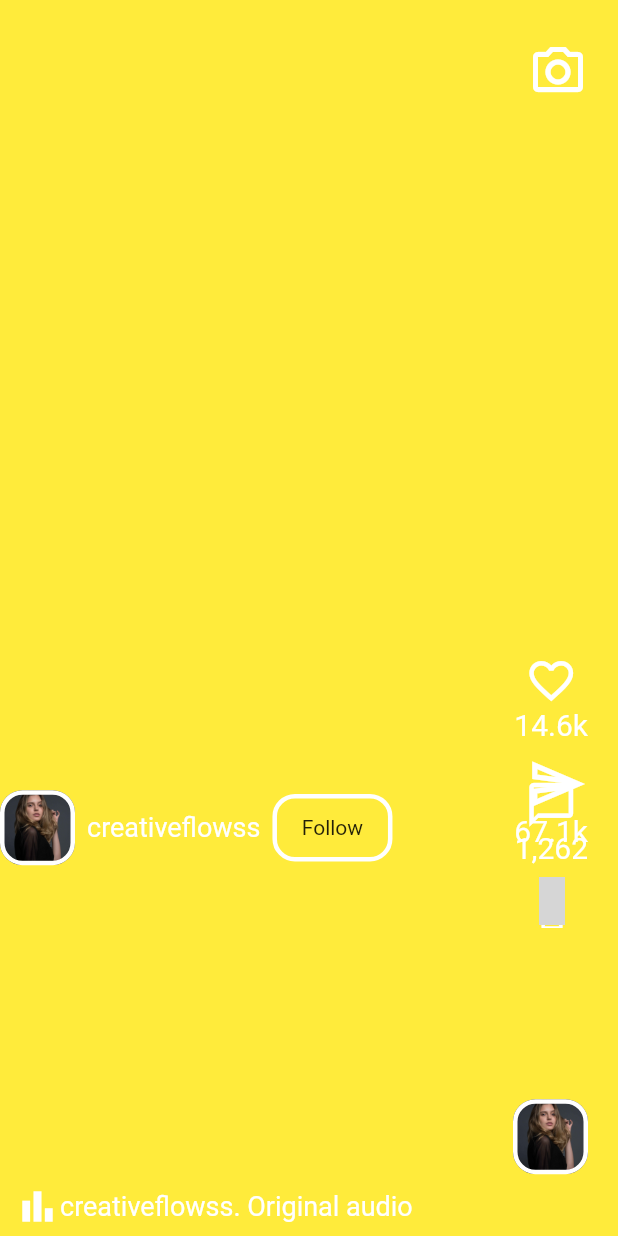
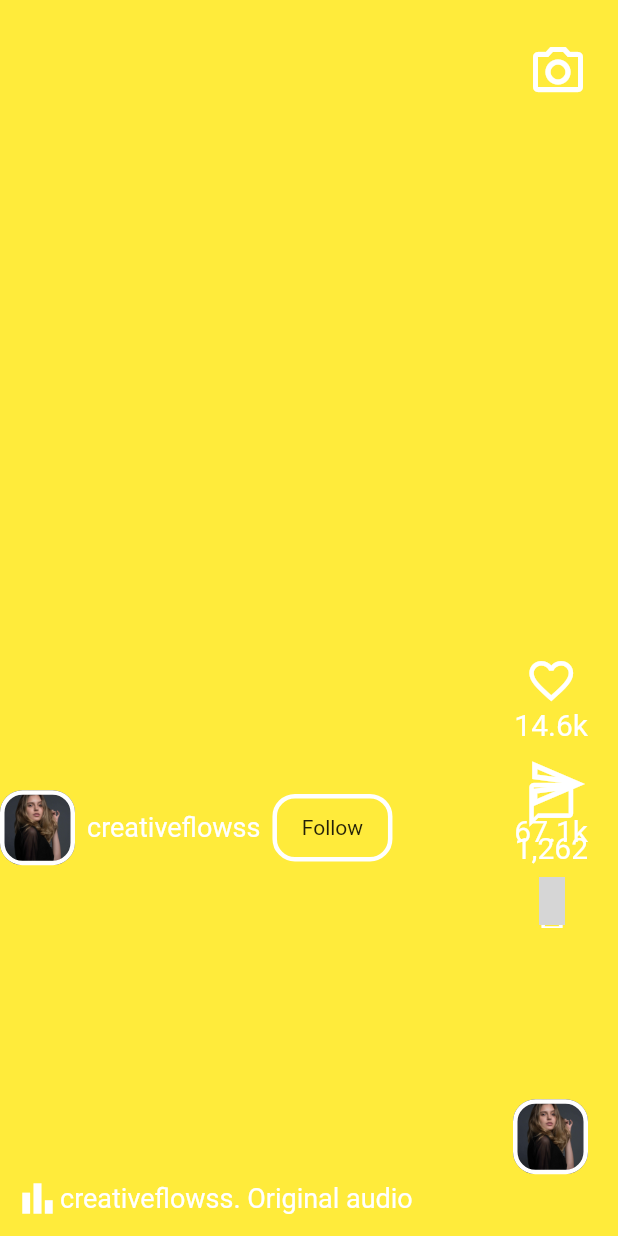
Before and after one commit to TrojanSystem/instagram_clone, a Flutter app: the InstaReelScreen screen opened directly, on a phone screen of 412 x 824 dp. Run offline on Flutter 3.47's test engine with Material 2 defaults, Android fonts, the phone set to English and light mode, and no system bars; our stand-ins replace material_design_icons_flutter; grey boxes are pictures that could not be loaded.

Commit message:
Instagram clone

```diff
--- a/lib/screens/insta_reel_screen.dart
+++ b/lib/screens/insta_reel_screen.dart
@@ -52,9 +52,18 @@ class InstaReelScreen extends StatelessWidget {
               rightPad: 20,
               bottomPad: MediaQuery.of(context).size.height * 0.05,
             ),
-            Positioned(
+            buildReelCurrentMusic(),
+            buildReelCurrentVideoDescription(context)
+          ],
+        ),
+      ),
+    );
+  }
+
+  Positioned buildReelCurrentMusic() {
+    return Positioned(
             left: 10,
-              bottom: 5,
+            bottom: 10,
             child: Row(
               children: const [
                 Icon(
@@ -67,11 +76,6 @@ class InstaReelScreen extends StatelessWidget {
                   style: TextStyle(color: Colors.white, fontSize: 18),
                 ),
               ],
-              ),
-            ),
-            buildReelCurrentVideoDescription(context)
-          ],
-        ),
             ),
           );
   }
```
Lines whose indentation alone changed are shown as unchanged.
